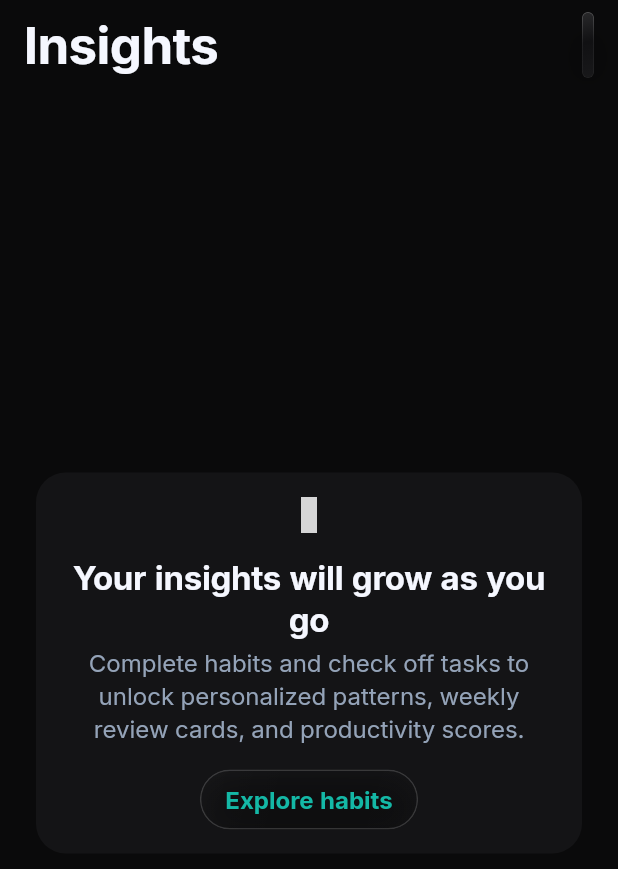
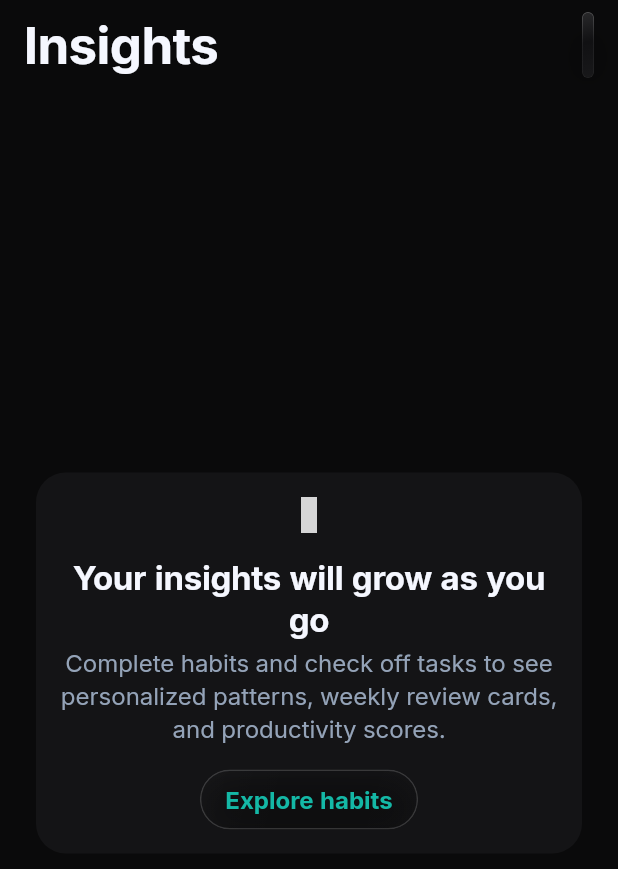
Before and after one commit to officialtofeekposwal/poswal-orbit, a Flutter app: the InsightsScreen screen opened directly, on a phone screen of 412 x 824 dp. Shown: the top 869 px of the screen. Run offline on Flutter 3.47's test engine with Material 3 defaults, Android fonts, the phone set to English and light mode, and no system bars; our stand-ins replace drift, drift_flutter, flutter_local_notifications, flutter_riverpod, go_router, package_info_plus and 3 more; missing offline and left inert: home_widget, phosphoricons_flutter; accounts and stored records are empty; generated files the repository leaves out were written again; grey boxes are pictures that could not be loaded.

Commit message:
fix(copy): replace unlock filler copy in ARB and UI strings

```diff
--- a/lib/domain/logic/insights_engine.dart
+++ b/lib/domain/logic/insights_engine.dart
@@ -189,7 +189,7 @@ class InsightsEngine {
     if (distinctActiveDays < minDaysForCorrelation || habits.isEmpty || tasks.isEmpty) {
       return const HabitTaskCorrelationResult(
         hasEnoughData: false,
-        insightText: 'Correlations unlock after 14 days of consistent tracking.',
+        insightText: 'Correlations appear after 14 days of consistent tracking.',
       );
     }
 
--- a/lib/features/insights/presentation/insights_screen.dart
+++ b/lib/features/insights/presentation/insights_screen.dart
@@ -324,7 +324,7 @@ class _InsightsScreenState extends ConsumerState<InsightsScreen> {
               const SizedBox(height: PoswalSpacing.xs),
               Text(
                 l10n?.insightsEmptySubtitle ??
-                    'Complete habits and check off tasks to unlock personalized patterns, weekly review cards, and productivity scores.',
+                    'Complete habits and check off tasks to see personalized patterns, weekly review cards, and productivity scores.',
                 textAlign: TextAlign.center,
                 style: PoswalText.callout.copyWith(color: textMuted),
               ),
--- a/lib/features/settings/presentation/settings_screen.dart
+++ b/lib/features/settings/presentation/settings_screen.dart
@@ -1016,7 +1016,7 @@ class _SettingsScreenState extends ConsumerState<SettingsScreen> {
                       _versionTapCount++;
                       if (_versionTapCount >= 7) {
                         _versionTapCount = 0;
-                        _showToast('Design playground unlocked.');
+                        _showToast('Design playground enabled.');
                         Navigator.of(context).push(
                           MaterialPageRoute(builder: (_) => const DesignPlaygroundScreen()),
                         );
--- a/lib/l10n/app_en.arb
+++ b/lib/l10n/app_en.arb
@@ -147,7 +147,7 @@
   "habitTaskCorrelation": "Habit & Task Correlation",
   "shareCard": "Share",
   "insightsEmptyTitle": "Your insights will grow as you go",
-  "insightsEmptySubtitle": "Complete habits and check off tasks to unlock personalized patterns, weekly review cards, and productivity scores.",
+  "insightsEmptySubtitle": "Complete habits and check off tasks to see personalized patterns, weekly review cards, and productivity scores.",
   "settingsTitle": "Settings",
   "settingsAppearance": "Appearance",
   "settingsTheme": "Theme",
--- a/lib/l10n/app_hi.arb
+++ b/lib/l10n/app_hi.arb
@@ -147,7 +147,7 @@
   "habitTaskCorrelation": "आदत और कार्य संबंध",
   "shareCard": "साझा करें",
   "insightsEmptyTitle": "जैसे-जैसे आप आगे बढ़ेंगे, अंतर्दृष्टि बढ़ेगी",
-  "insightsEmptySubtitle": "व्यक्तिगत पैटर्न, साप्ताहिक समीक्षा और उत्पादकता स्कोर अनलॉक करने के लिए आदतें पूरी करें और कार्य पूरे करें।",
+  "insightsEmptySubtitle": "व्यक्तिगत पैटर्न, साप्ताहिक समीक्षा और उत्पादकता स्कोर देखने के लिए आदतें पूरी करें और कार्य पूरे करें।",
   "settingsTitle": "सेटिंग्स",
   "settingsAppearance": "दिखावट",
   "settingsTheme": "थीम",
--- a/lib/l10n/app_localizations.dart
+++ b/lib/l10n/app_localizations.dart
@@ -715,7 +715,7 @@ abstract class AppLocalizations {
   /// No description provided for @insightsEmptySubtitle.
   ///
   /// In en, this message translates to:
-  /// **'Complete habits and check off tasks to unlock personalized patterns, weekly review cards, and productivity scores.'**
+  /// **'Complete habits and check off tasks to see personalized patterns, weekly review cards, and productivity scores.'**
   String get insightsEmptySubtitle;
 
   /// No description provided for @settingsTitle.
--- a/lib/l10n/app_localizations_en.dart
+++ b/lib/l10n/app_localizations_en.dart
@@ -335,7 +335,7 @@ class AppLocalizationsEn extends AppLocalizations {
 
   @override
   String get insightsEmptySubtitle =>
-      'Complete habits and check off tasks to unlock personalized patterns, weekly review cards, and productivity scores.';
+      'Complete habits and check off tasks to see personalized patterns, weekly review cards, and productivity scores.';
 
   @override
   String get settingsTitle => 'Settings';
--- a/lib/l10n/app_localizations_hi.dart
+++ b/lib/l10n/app_localizations_hi.dart
@@ -338,7 +338,7 @@ class AppLocalizationsHi extends AppLocalizations {
 
   @override
   String get insightsEmptySubtitle =>
-      'व्यक्तिगत पैटर्न, साप्ताहिक समीक्षा और उत्पादकता स्कोर अनलॉक करने के लिए आदतें पूरी करें और कार्य पूरे करें।';
+      'व्यक्तिगत पैटर्न, साप्ताहिक समीक्षा और उत्पादकता स्कोर देखने के लिए आदतें पूरी करें और कार्य पूरे करें।';
 
   @override
   String get settingsTitle => 'सेटिंग्स';
```
